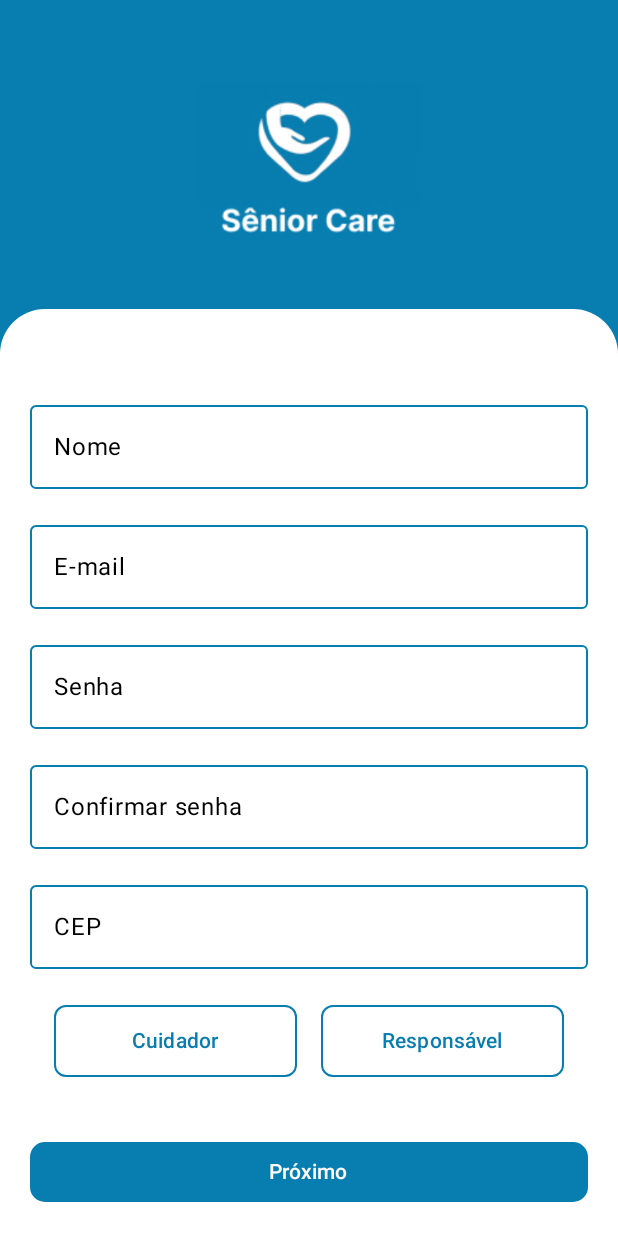
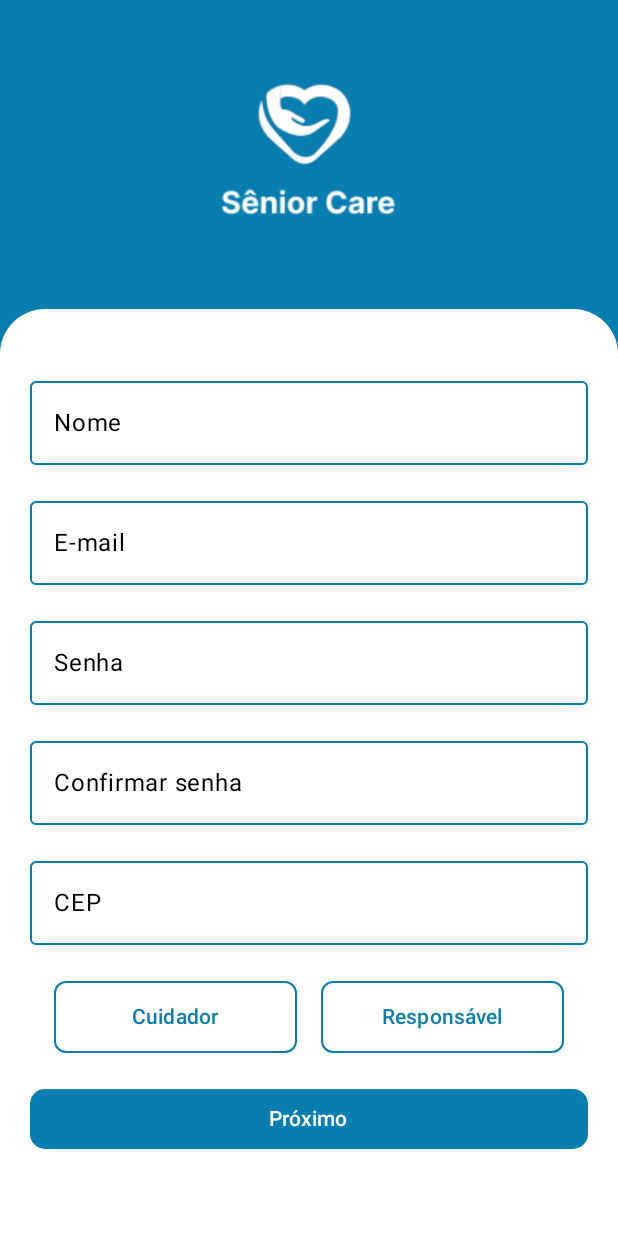
Before and after one commit to SeniorCareSP/app-seniorCare-kotlin, an Android app built with Jetpack Compose: the screen it shows after launch (MainActivity), after a tap on "Cadastre-se", on a phone screen of 412 x 824 dp. Run offline under Robolectric (Android 15) with nearby library versions, the phone set to English and light mode, and no system bars.

Commit message:
Teste Merge main

```diff
--- a/App/build.gradle.kts
+++ b/App/build.gradle.kts
@@ -72,4 +72,5 @@ dependencies {
     debugImplementation(libs.androidx.ui.tooling)
     debugImplementation(libs.androidx.ui.test.manifest)
     implementation("androidx.navigation:navigation-compose:2.7.7")
+
 }
--- a/App/src/main/java/com/example/mobileseniorcare/api/SeniorCareViewModel.kt
+++ b/App/src/main/java/com/example/mobileseniorcare/api/SeniorCareViewModel.kt
@@ -7,6 +7,8 @@ import androidx.lifecycle.ViewModel
 import androidx.lifecycle.viewModelScope
 import com.example.mobileseniorcare.dataclass.usuario.UsuarioCuidador
 import kotlinx.coroutines.launch
+import retrofit2.Response
+
 class SeniorCareViewModel : ViewModel() {
 
     private val apiSeniorCare: ApiSeniorCare = RetrofitService.getApiSeniorCare()
--- a/App/src/main/java/com/example/mobileseniorcare/telas/FragmentosCadastro.kt
+++ b/App/src/main/java/com/example/mobileseniorcare/telas/FragmentosCadastro.kt
@@ -49,10 +49,13 @@ import androidx.compose.ui.text.TextStyle
 import androidx.compose.ui.text.input.PasswordVisualTransformation
 import androidx.compose.ui.text.style.TextAlign
 import androidx.compose.ui.text.style.TextDecoration
+import androidx.compose.ui.tooling.preview.Preview
 import androidx.compose.ui.unit.dp
 import androidx.compose.ui.unit.sp
 import androidx.navigation.NavHostController
+import androidx.navigation.compose.rememberNavController
 import com.example.mobileseniorcare.R
+import com.example.mobileseniorcare.ui.theme.MobileSeniorCareTheme
 
 
 @Composable
@@ -99,7 +102,7 @@ fun Cadastro1(navController: NavHostController, modifier: Modifier = Modifier) {
             horizontalAlignment = Alignment.CenterHorizontally,
             verticalArrangement = Arrangement.Top
         ) {
-            Spacer(modifier = Modifier.height(32.dp))
+            Spacer(modifier = Modifier.height(20.dp))
             Image(
                 painter = painterResource(id = R.drawable.logo_mobile),
                 contentDescription = "Logo do Mobile Senior Care",
@@ -120,7 +123,7 @@ fun Cadastro1(navController: NavHostController, modifier: Modifier = Modifier) {
             horizontalAlignment = Alignment.CenterHorizontally,
             verticalArrangement = Arrangement.Top
         ) {
-            Spacer(modifier = Modifier.height(36.dp))
+            Spacer(modifier = Modifier.height(20.dp))
             OutlinedTextField(
                 label = { Text(stringResource(R.string.label_nome), color = labelColor) },
                 value = nome,
@@ -250,7 +253,7 @@ fun Cadastro1(navController: NavHostController, modifier: Modifier = Modifier) {
             if (selectedOptionError) {
                 Text(stringResource(R.string.error_opcao), color = Color.Red, style = TextStyle(fontSize = 12.sp))
             }
-            Spacer(modifier = Modifier.height(40.dp))
+            Spacer(modifier = Modifier.height(20.dp))
             Button(
                 onClick = {
                     emailError = email.isEmpty()
@@ -612,7 +615,7 @@ fun Cadastro3(navController: NavHostController, modifier: Modifier = Modifier) {
                     style = TextStyle(fontSize = 12.sp)
                 )
             }
-            Spacer(modifier = Modifier.height(72.dp)) // Espaço antes dos botões
+            Spacer(modifier = Modifier.height(50.dp)) // Espaço antes dos botões
 
             // Botões Próximo e Voltar
             Column(
--- a/App/src/main/res/values/strings.xml
+++ b/App/src/main/res/values/strings.xml
@@ -63,7 +63,7 @@
     <!--Strings tela Cadastro 4-->
     <string name="label_qtd_idosos">Quantos idosos pode cuidar ao mesmo tempo?</string>
     <string name="error_qtd_idosos">Preencha a quantidade de idosos</string>
-    <string name="label_preco_hora">Preço por hora</string>
+    <string name="label_preco_hora">Preço por hora (R$)</string>
     <string name="error_preco_hora">Preencha o campo de preço por hora</string>
     <string name="label_ajuda">Posso ajudar com:</string>
     <string name="botao_proximo_cadastro4">Próximo</string>
```
Also changed, not shown: App/src/main/java/com/example/mobileseniorcare/telas/CadastroIdoso.kt (+16 -2 lines), App/src/main/java/com/example/mobileseniorcare/telas/Login.kt (+16 -13 lines), 500 other files.
